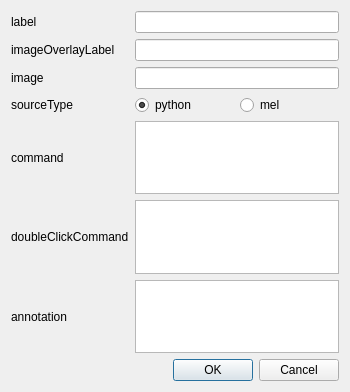
Before: the Qt Designer form scripts/asi/ui/maya_item.ui in chowooseoung/cwsmt, drawn with Qt 5.
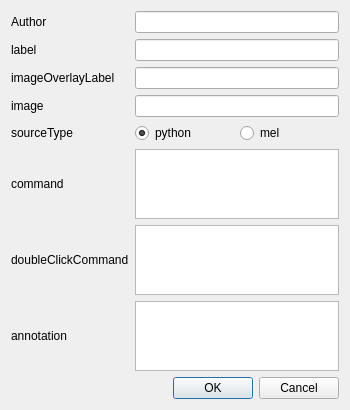
After: the same form once the commit is applied.

```diff
--- a/scripts/asi/ui/maya_item.ui
+++ b/scripts/asi/ui/maya_item.ui
@@ -7,7 +7,7 @@
     <x>0</x>
     <y>0</y>
     <width>350</width>
-    <height>392</height>
+    <height>403</height>
    </rect>
   </property>
   <property name="windowTitle">
@@ -16,37 +16,72 @@
   <layout class="QVBoxLayout" name="verticalLayout">
    <item>
     <layout class="QGridLayout" name="gridLayout">
-     <item row="0" column="0">
-      <widget class="QLabel" name="label">
+     <item row="5" column="1">
+      <widget class="QTextEdit" name="command_text"/>
+     </item>
+     <item row="7" column="0">
+      <widget class="QLabel" name="label_7">
        <property name="text">
-        <string>label</string>
+        <string>annotation</string>
        </property>
       </widget>
      </item>
-     <item row="0" column="1">
+     <item row="5" column="0">
+      <widget class="QLabel" name="label_3">
+       <property name="text">
+        <string>command</string>
+       </property>
+      </widget>
+     </item>
+     <item row="6" column="0">
+      <widget class="QLabel" name="label_6">
+       <property name="text">
+        <string>doubleClickCommand</string>
+       </property>
+      </widget>
+     </item>
+     <item row="6" column="1">
+      <widget class="QTextEdit" name="double_click_command_text"/>
+     </item>
+     <item row="7" column="1">
+      <widget class="QTextEdit" name="annotation_text">
+       <property name="html">
+        <string>&lt;!DOCTYPE HTML PUBLIC &quot;-//W3C//DTD HTML 4.0//EN&quot; &quot;http://www.w3.org/TR/REC-html40/strict.dtd&quot;&gt;
+&lt;html&gt;&lt;head&gt;&lt;meta name=&quot;qrichtext&quot; content=&quot;1&quot; /&gt;&lt;style type=&quot;text/css&quot;&gt;
+p, li { white-space: pre-wrap; }
+&lt;/style&gt;&lt;/head&gt;&lt;body style=&quot; font-family:'MS Shell Dlg 2'; font-size:8.25pt; font-weight:400; font-style:normal;&quot;&gt;
+&lt;p style=&quot;-qt-paragraph-type:empty; margin-top:0px; margin-bottom:0px; margin-left:0px; margin-right:0px; -qt-block-indent:0; text-indent:0px;&quot;&gt;&lt;br /&gt;&lt;/p&gt;&lt;/body&gt;&lt;/html&gt;</string>
+       </property>
+      </widget>
+     </item>
+     <item row="1" column="1">
       <widget class="QLineEdit" name="label_line"/>
      </item>
-     <item row="1" column="0">
+     <item row="2" column="0">
       <widget class="QLabel" name="label_4">
        <property name="text">
         <string>imageOverlayLabel</string>
        </property>
       </widget>
      </item>
-     <item row="1" column="1">
+     <item row="2" column="1">
       <widget class="QLineEdit" name="overlay_label_line"/>
      </item>
-     <item row="2" column="0">
+     <item row="1" column="0">
+      <widget class="QLabel" name="label">
+       <property name="text">
+        <string>label</string>
+       </property>
+      </widget>
+     </item>
+     <item row="3" column="0">
       <widget class="QLabel" name="label_5">
        <property name="text">
         <string>image</string>
        </property>
       </widget>
      </item>
-     <item row="2" column="1">
-      <widget class="QLineEdit" name="image_line"/>
-     </item>
-     <item row="3" column="0">
+     <item row="4" column="0">
       <widget class="QLabel" name="label_2">
        <property name="text">
         <string>sourceType</string>
@@ -54,6 +89,9 @@
       </widget>
      </item>
      <item row="3" column="1">
+      <widget class="QLineEdit" name="image_line"/>
+     </item>
+     <item row="4" column="1">
       <layout class="QHBoxLayout" name="horizontalLayout">
        <item>
         <widget class="QRadioButton" name="python_radio_btn">
@@ -74,35 +112,15 @@
        </item>
       </layout>
      </item>
-     <item row="4" column="0">
-      <widget class="QLabel" name="label_3">
+     <item row="0" column="0">
+      <widget class="QLabel" name="label_8">
        <property name="text">
-        <string>command</string>
+        <string>Author</string>
        </property>
       </widget>
      </item>
-     <item row="4" column="1">
-      <widget class="QTextEdit" name="command_text"/>
-     </item>
-     <item row="5" column="0">
-      <widget class="QLabel" name="label_6">
-       <property name="text">
-        <string>doubleClickCommand</string>
-       </property>
-      </widget>
-     </item>
-     <item row="5" column="1">
-      <widget class="QTextEdit" name="double_click_command_text"/>
-     </item>
-     <item row="6" column="0">
-      <widget class="QLabel" name="label_7">
-       <property name="text">
-        <string>annotation</string>
-       </property>
-      </widget>
-     </item>
-     <item row="6" column="1">
-      <widget class="QTextEdit" name="annotation_text"/>
+     <item row="0" column="1">
+      <widget class="QLineEdit" name="author_line"/>
      </item>
     </layout>
    </item>
```
Left out of the diff: 11 changed lines with no effect on the pictures.
